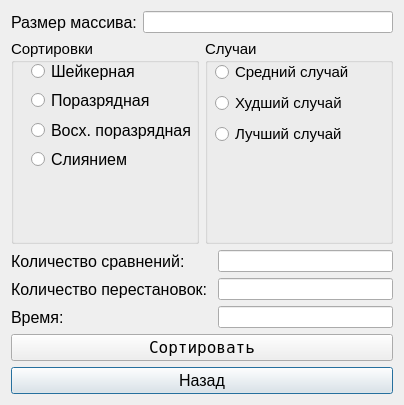
The window that arrays.ui (BatyrshinBPO-16-01/Lab1Interface) describes before a commit, drawn with Qt 5.
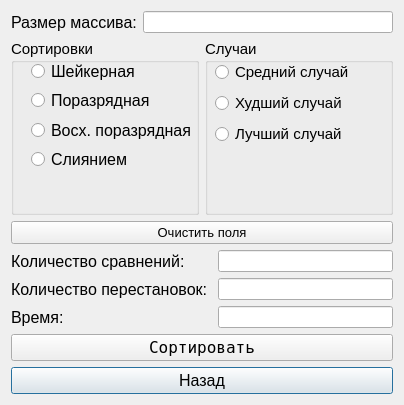
The same window after the commit.

Diff of the .ui file:
```diff
--- a/arrays.ui
+++ b/arrays.ui
@@ -14,7 +14,7 @@
    <string>Dialog</string>
   </property>
   <layout class="QGridLayout" name="gridLayout_2">
-   <item row="5" column="0">
+   <item row="6" column="0">
     <widget class="QPushButton" name="Prev">
      <property name="font">
       <font>
@@ -186,7 +186,7 @@
      </item>
     </layout>
    </item>
-   <item row="2" column="0">
+   <item row="3" column="0">
     <layout class="QGridLayout" name="gridLayout">
      <item row="0" column="0" colspan="2">
       <widget class="QLabel" name="label_2">
@@ -254,7 +254,7 @@
      </item>
     </layout>
    </item>
-   <item row="4" column="0">
+   <item row="5" column="0">
     <widget class="QPushButton" name="Run">
      <property name="font">
       <font>
@@ -267,6 +267,18 @@
      </property>
     </widget>
    </item>
+   <item row="2" column="0">
+    <widget class="QPushButton" name="pushButton">
+     <property name="font">
+      <font>
+       <pointsize>10</pointsize>
+      </font>
+     </property>
+     <property name="text">
+      <string>Очистить поля</string>
+     </property>
+    </widget>
+   </item>
   </layout>
  </widget>
  <resources/>
```
